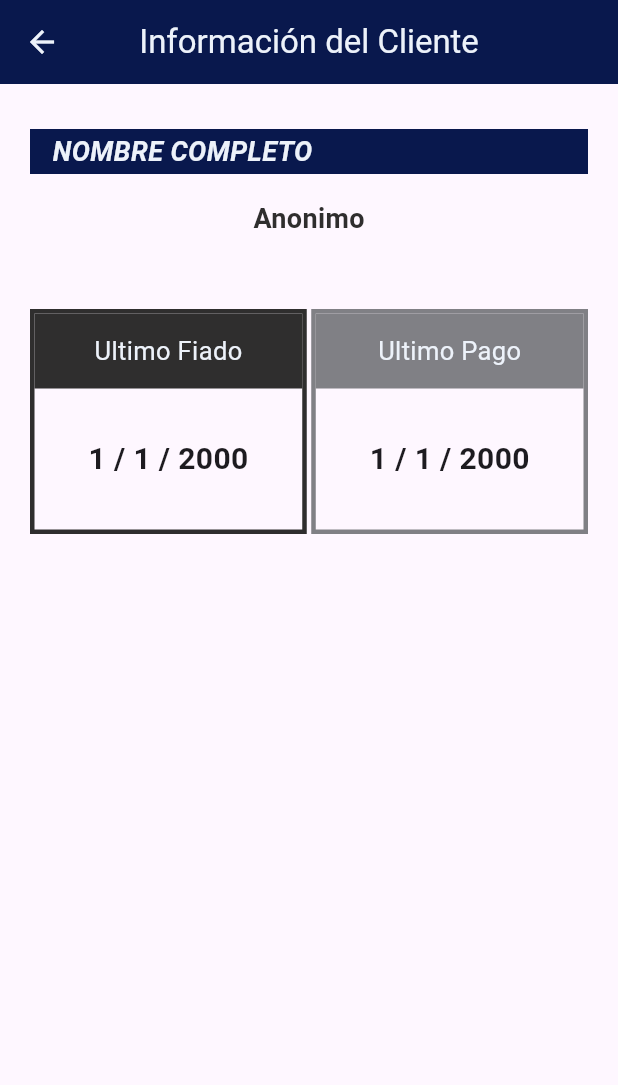
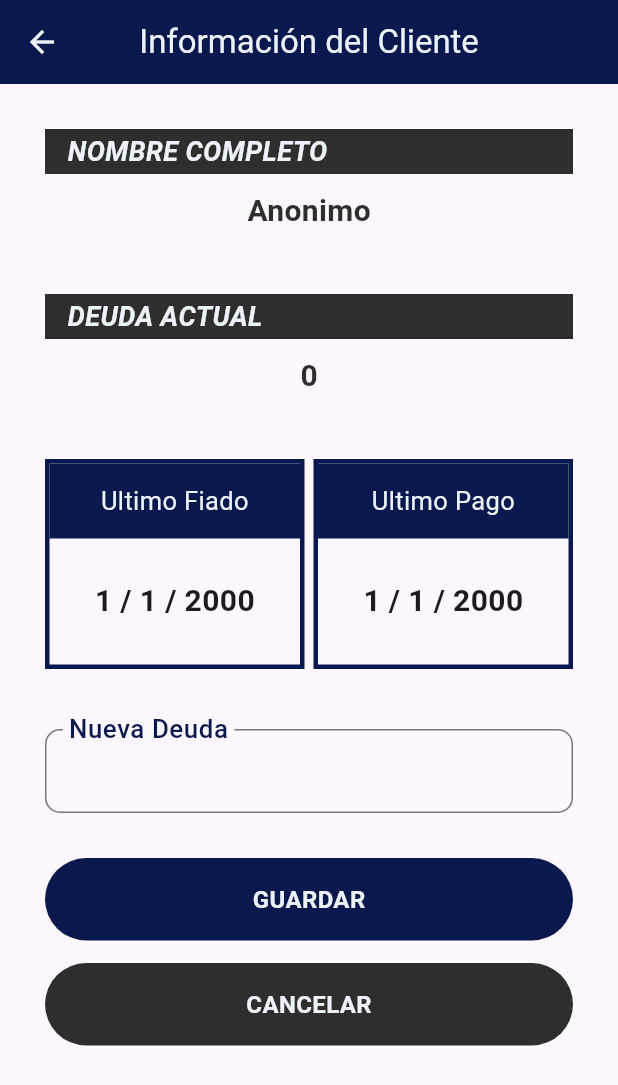
Before and after one commit to Angel-Alfonso-OL/tortilleria_chaly, a Flutter app: the ViewClientScreen screen opened directly with empty values, on a phone screen of 412 x 824 dp. Shown: the top 1085 px of the screen. Run offline on Flutter 3.47's test engine with Material 3 defaults, Android fonts, the light colour scheme and no system bars; our stand-ins replace flutter_riverpod, go_router, isar; accounts and stored records are empty; generated files the repository leaves out were written again.

Commit message:
Actualizacion de la entidad Cliente para generar una copia del mismo.

```diff
--- a/lib/domain/entities/client/client.dart
+++ b/lib/domain/entities/client/client.dart
@@ -11,7 +11,7 @@ class Client {
     lastPay: DateTime(2000),
     money: 0,
   );
-  Id clientId = Isar.autoIncrement;
+  final Id clientId;
   final String name;
   final String nickName;
   final DateTime lastSale;
@@ -19,10 +19,28 @@ class Client {
   final int money;
 
   Client({
+    this.clientId = Isar.autoIncrement,
     required this.name,
     required this.nickName,
     required this.lastSale,
     required this.lastPay,
     required this.money,
   });
+
+  Client copyWith({
+    String? name,
+    String? nickName,
+    DateTime? lastSale,
+    DateTime? lastPay,
+    int ? money,
+  }) {
+    return Client(
+      clientId: this.clientId,
+      name: name ?? this.name,
+      nickName: nickName ?? this.nickName,
+      lastSale: lastSale ?? this.lastSale,
+      lastPay: lastPay ?? this.lastPay,
+      money: money ?? this.money,
+    );
+  }
 }
--- a/lib/presentation/screen/view_client_screen/view_client_screen.dart
+++ b/lib/presentation/screen/view_client_screen/view_client_screen.dart
@@ -1,12 +1,19 @@
 import 'package:flutter/material.dart';
 import 'package:flutter_riverpod/flutter_riverpod.dart';
+import 'package:go_router/go_router.dart';
 import 'package:tortilleria_chaly/config/colors.dart';
+import 'package:tortilleria_chaly/presentation/provider/client_providers/client_db_provider.dart';
 import 'package:tortilleria_chaly/presentation/provider/client_providers/get_client_by_id_provider.dart';
+import 'package:tortilleria_chaly/presentation/provider/client_providers/get_list_client_provider.dart';
+import 'package:tortilleria_chaly/presentation/screen/widget/custom_text_form_field.dart';
+import 'package:tortilleria_chaly/presentation/screen/widget/input_validator.dart';
 
 class ViewClientScreen extends ConsumerWidget {
   static const path = "/ViewClientScreen";
   final int idClient;
+  final TextEditingController _controller = TextEditingController();
   final _formKey = GlobalKey<FormState>();
+
   ViewClientScreen({
     super.key,
     required this.idClient,
@@ -16,7 +23,14 @@ class ViewClientScreen extends ConsumerWidget {
   Widget build(BuildContext context, ref) {
     return GestureDetector(
       onTap: () => FocusScope.of(context).unfocus(),
-      child: FutureBuilder(
+      child: Scaffold(
+        appBar: AppBar(
+          backgroundColor: darkBlue,
+          foregroundColor: white,
+          title: const Text("Información del Cliente"),
+          centerTitle: true,
+        ),
+        body: FutureBuilder(
           future: ref.watch(getClientByIdProvider(idClient).future),
           builder: (context, snapshot) {
             if (snapshot.connectionState == ConnectionState.waiting) {
@@ -24,17 +38,9 @@ class ViewClientScreen extends ConsumerWidget {
                 child: CircularProgressIndicator(),
               );
             }
-          return Scaffold(
-            appBar: AppBar(
-              backgroundColor: darkBlue,
-              foregroundColor: white,
-              title: const Text("Información del Cliente"),
-              centerTitle: true,
-            ),
-            body: Container(
-              width: double.infinity,
+            return Container(
               height: double.infinity,
-              padding: const EdgeInsets.symmetric(horizontal: 20, vertical: 0),
+              padding: const EdgeInsets.symmetric(horizontal: 30, vertical: 0),
               child: SingleChildScrollView(
                 child: Form(
                   key: _formKey,
@@ -46,7 +52,7 @@ class ViewClientScreen extends ConsumerWidget {
                       Container(
                         padding: const EdgeInsets.only(left: 15),
                         alignment: Alignment.centerLeft,
-                        color: darkBlue,
+                        color: darkGrey,
                         width: double.infinity,
                         height: 30,
                         child: const Text(
@@ -61,13 +67,44 @@ class ViewClientScreen extends ConsumerWidget {
                       ),
                       SizedBox(
                         width: double.infinity,
-                        height: 60,
+                        height: 50,
                         child: Center(
                           child: Text(
                             snapshot.data!.name,
                             style: const TextStyle(
                               color: darkGrey,
+                              fontSize: 20,
+                              fontWeight: FontWeight.w600,
+                            ),
+                          ),
+                        ),
+                      ),
+                      const SizedBox(height: 30),
+                      Container(
+                        padding: const EdgeInsets.only(left: 15),
+                        alignment: Alignment.centerLeft,
+                        color: darkGrey,
+                        width: double.infinity,
+                        height: 30,
+                        child: const Text(
+                          "DEUDA ACTUAL",
+                          style: TextStyle(
+                            color: white,
                             fontSize: 18,
+                            fontWeight: FontWeight.w600,
+                            fontStyle: FontStyle.italic,
+                          ),
+                        ),
+                      ),
+                      SizedBox(
+                        width: double.infinity,
+                        height: 50,
+                        child: Center(
+                          child: Text(
+                            "${snapshot.data!.money.toString()}",
+                            style: const TextStyle(
+                              color: darkGrey,
+                              fontSize: 20,
                               fontWeight: FontWeight.w600,
                             ),
                           ),
@@ -81,23 +118,90 @@ class ViewClientScreen extends ConsumerWidget {
                           CustomDateInformation(
                             label: "Ultimo Fiado",
                             date: snapshot.data!.lastSale,
-                            color: darkGrey,
+                            color: darkBlue,
                           ),
-                          const SizedBox(width: 3),
+                          const SizedBox(width: 6),
                           CustomDateInformation(
                             label: "Ultimo Pago",
                             date: snapshot.data!.lastPay,
-                            color: grey,
+                            color: darkBlue,
                           ),
+                          const SizedBox(height: 30),
                         ],
+                      ),
+                      const SizedBox(height: 40),
+                      CustomTextFormField(
+                        controller: _controller,
+                        label: "Nueva Deuda",
+                        textInputType: TextInputType.number,
+                        funcionValidadora: funcionesValidadoras["number"]!,
+                      ),
+                      const SizedBox(height: 30),
+                      GestureDetector(
+                        onTap: () async {
+                          if (_formKey.currentState!.validate()) {
+                            await ref
+                                .read(clientDbProvider)
+                                .updateClient(snapshot.data!.copyWith(
+                                  money: 200,
+                                ));
+                            ref.invalidate(getListClientProvider);
+                            context.pop();
+                          }
+                        },
+                        child: Container(
+                          height: 55,
+                          width: double.infinity,
+                          decoration: BoxDecoration(
+                            color: darkBlue,
+                            borderRadius: BorderRadius.circular(30),
+                          ),
+                          child: const Center(
+                            child: Text(
+                              "GUARDAR",
+                              style: TextStyle(
+                                color: white,
+                                fontSize: 16,
+                                fontWeight: FontWeight.w600,
+                              ),
+                            ),
+                          ),
+                        ),
+                      ),
+                      const SizedBox(height: 15),
+                      GestureDetector(
+                        onTap: () {
+                          context.pop();
+                        },
+                        child: Container(
+                          height: 55,
+                          width: double.infinity,
+                          decoration: BoxDecoration(
+                            color: darkGrey,
+                            borderRadius: BorderRadius.circular(30),
+                          ),
+                          child: const Center(
+                            child: Text(
+                              "CANCELAR",
+                              style: TextStyle(
+                                color: white,
+                                fontSize: 16,
+                                fontWeight: FontWeight.w600,
+                              ),
+                            ),
+                          ),
+                        ),
+                      ),
+                      const SizedBox(
+                        height: 20,
                       )
                     ],
                   ),
                 ),
               ),
-            ),
             );
           },
+        ),
       ),
     );
   }
@@ -119,7 +223,7 @@ class CustomDateInformation extends StatelessWidget {
   Widget build(BuildContext context) {
     return Expanded(
       child: Container(
-        height: 150,
+        height: 140,
         decoration: BoxDecoration(
           border: Border.all(color: color, width: 3),
         ),
--- a/lib/presentation/screen/widget/custom_text_form_field.dart
+++ b/lib/presentation/screen/widget/custom_text_form_field.dart
@@ -6,6 +6,7 @@ class CustomTextFormField extends StatelessWidget {
   final TextInputType textInputType;
   final Validator funcionValidadora;
   final TextEditingController controller;
+
 
   const CustomTextFormField({
     super.key,
```
Also changed, not shown: lib/domain/entities/client/client.g.dart. Lines whose indentation alone changed are shown as unchanged.
